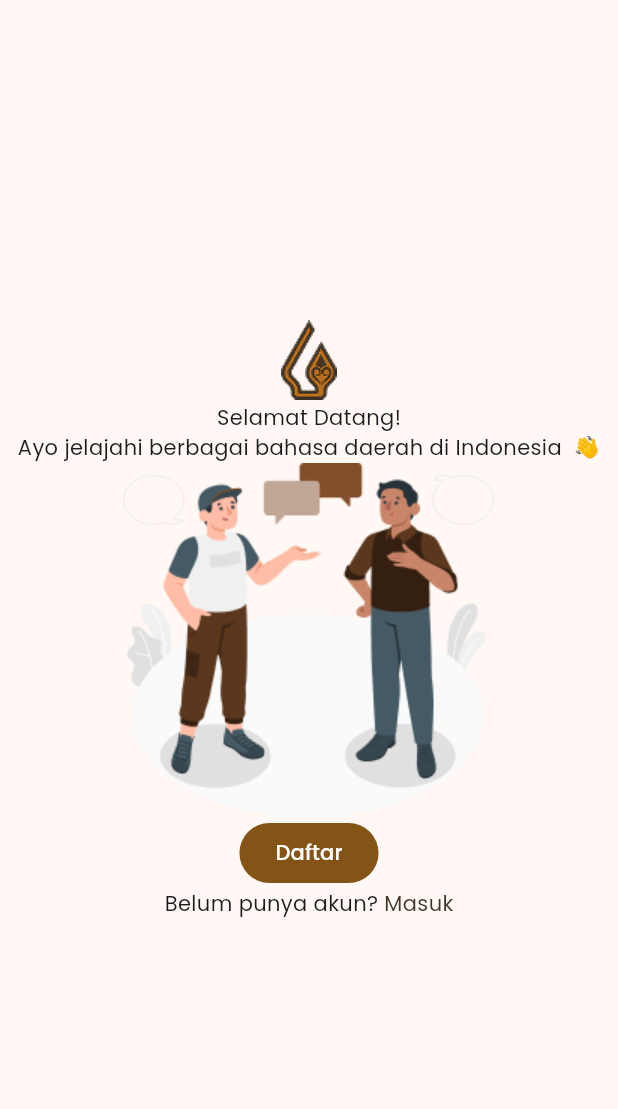
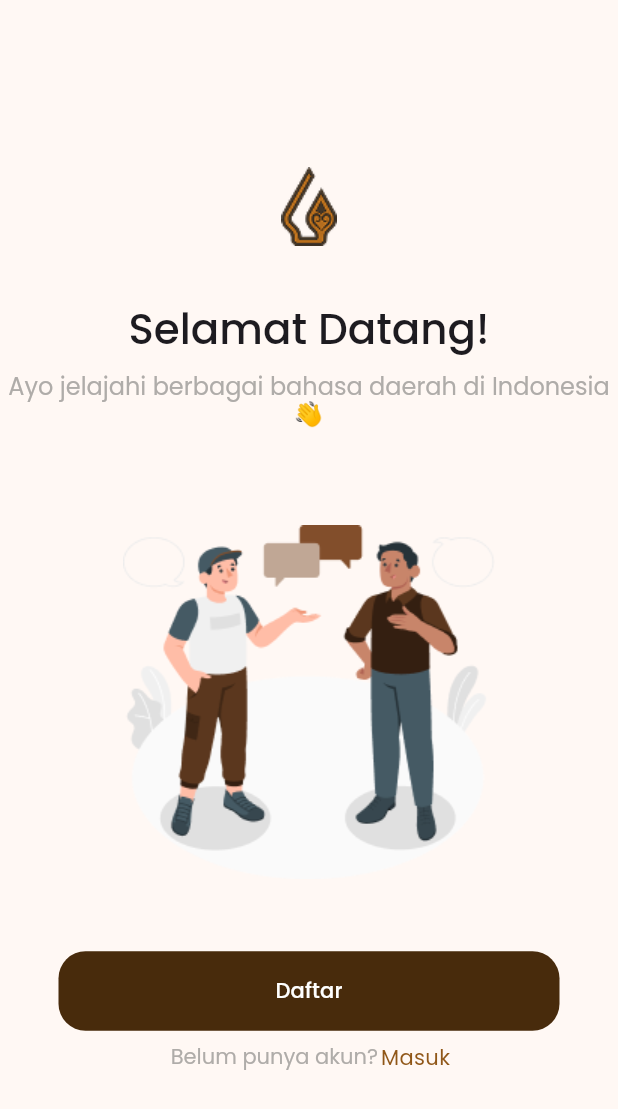
Before and after one commit to kmdavidds/BCCGembira_Nusastra, a Flutter app: the screen it shows after launch, on a phone screen of 412 x 824 dp. Shown: the top 1109 px of the screen. Run offline on Flutter 3.47's test engine with Material 3 defaults, Android fonts, the phone set to English and light mode, and no system bars; our stand-ins replace camera, dio, google_fonts, speech_to_text; project files that could hold a hidden picture were left out.

Commit message:
style: start page

```diff
--- a/lib/pages/start_page.dart
+++ b/lib/pages/start_page.dart
@@ -3,7 +3,6 @@ import 'package:flutter/material.dart';
 import 'package:nusastra/models/app_model.dart';
 import 'package:nusastra/pages/login_page.dart';
 import 'package:nusastra/pages/register_page.dart';
-import 'package:nusastra/pages/test.dart';
 import 'package:provider/provider.dart';
 
 class StartPage extends StatelessWidget {
@@ -22,29 +21,83 @@ class StartPage extends StatelessWidget {
               "assets/logo.png",
               width: 40,
             ),
+            SizedBox(
+              height: 36,
+            ),
             Consumer<AppModel>(
               builder: (context, value, child) {
                 var setter = context.read<AppModel>();
                 setter.setCamera(camera);
-                return Text("Selamat Datang!");
+                return Text(
+                  "Selamat Datang!",
+                  style: TextStyle(
+                    fontFamily: "Poppins",
+                    fontWeight: FontWeight.w500,
+                    fontSize: 28,
+                    height: 1.2,
+                    letterSpacing: 0,
+                  ),
+                );
               },
             ),
-            Text("Ayo jelajahi berbagai bahasa daerah di Indonesia  👋"),
+            SizedBox(
+              height: 12,
+            ),
+            Text(
+              "Ayo jelajahi berbagai bahasa daerah di Indonesia 👋",
+              style: TextStyle(
+                fontWeight: FontWeight.w400,
+                fontSize: 16,
+                height: 1.2,
+                letterSpacing: 0,
+                color: Color(0xFFAFACA9),
+              ),
+              textAlign: TextAlign.center,
+            ),
+            SizedBox(
+              height: 64,
+            ),
             Image.asset("assets/start.png"),
+            SizedBox(
+              height: 48,
+            ),
             FilledButton(
-                onPressed: () {
-                  Navigator.push(context,
-                      MaterialPageRoute(builder: (context) => RegisterPage()));
-                },
-                child: Text("Daftar")),
+              style: ButtonStyle(
+                minimumSize: WidgetStateProperty.all(Size(334, 53)),
+                backgroundColor: WidgetStateProperty.all(Color(0xFF482B0C)),
+                shape: WidgetStateProperty.all(
+                  RoundedRectangleBorder(
+                    borderRadius: BorderRadius.circular(18),
+                  ),
+                ),
+              ),
+              onPressed: () {
+                Navigator.push(context,
+                    MaterialPageRoute(builder: (context) => RegisterPage()));
+              },
+              child: Text("Daftar"),
+            ),
+            SizedBox(
+              height: 8,
+            ),
             Row(
               mainAxisAlignment: MainAxisAlignment.center,
               children: [
-                Text("Belum punya akun? "),
+                Text(
+                  "Belum punya akun? ",
+                  style: TextStyle(
+                    fontWeight: FontWeight.w400,
+                    fontSize: 14,
+                    height: 1.2,
+                    letterSpacing: 0,
+                    color: Color(0xFFAFACA9),
+                  ),
+                  textAlign: TextAlign.center,
+                ),
                 GestureDetector(
                   child: Text(
                     "Masuk",
-                    style: TextStyle(color: Color(0xFF443627)),
+                    style: TextStyle(color: Color(0xFF905718)),
                   ),
                   onTap: () {
                     Navigator.push(context,
```
Also changed, not shown: assets/logolong.png (added).
